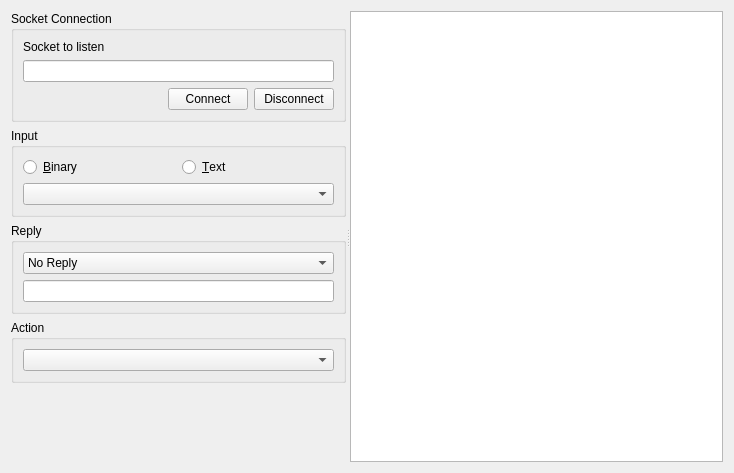
Old version of the form PLDesk/socketlistener.ui in the repository khomchenkovaa/PortListener.
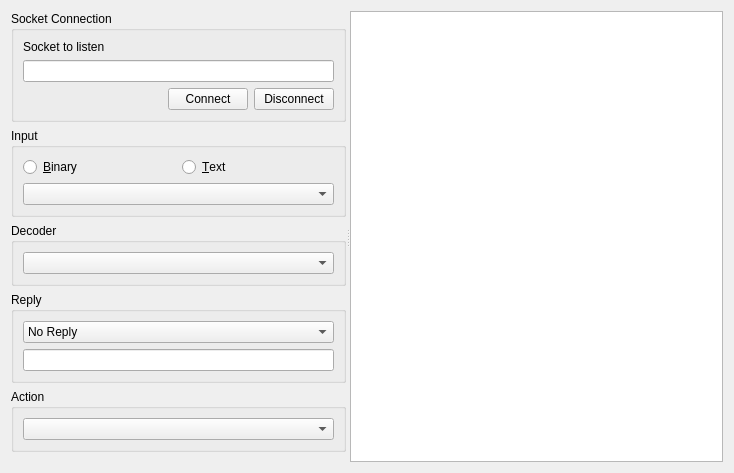
New version of the form.

Commit message: [ADD] decoders to all listeners

What changed in the file:
```diff
--- a/PLDesk/socketlistener.ui
+++ b/PLDesk/socketlistener.ui
@@ -101,6 +101,18 @@
          </layout>
         </widget>
        </item>
+       <item>
+        <widget class="QGroupBox" name="boxDecoder">
+         <property name="title">
+          <string>Decoder</string>
+         </property>
+         <layout class="QVBoxLayout" name="verticalLayoutDecoder">
+          <item>
+           <widget class="QComboBox" name="cmbDecoder"/>
+          </item>
+         </layout>
+        </widget>
+       </item>
        <item>
         <widget class="QGroupBox" name="boxReply">
          <property name="title">
```
The commit also changes 8 other files.
